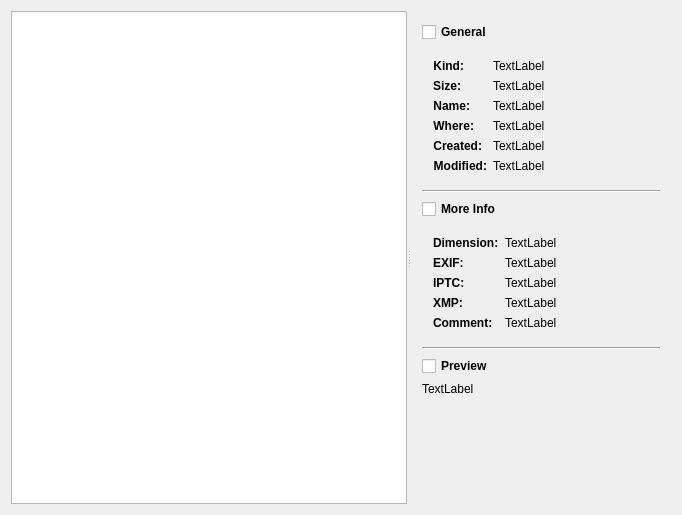
Before: the Qt Designer form examples/FileManager/FileManager.ui in rbbrnc/krbkACD, drawn with Qt 5.
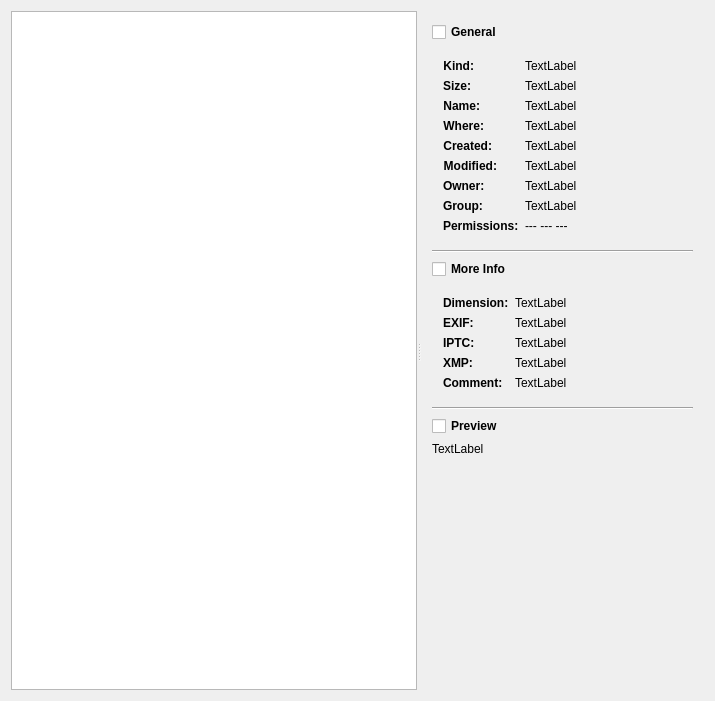
After: the same form once the commit is applied.

Commit message: Experiments on info panel

Patch:
```diff
--- a/examples/FileManager/FileManager.ui
+++ b/examples/FileManager/FileManager.ui
@@ -6,20 +6,17 @@
    <rect>
     <x>0</x>
     <y>0</y>
-    <width>682</width>
-    <height>515</height>
+    <width>715</width>
+    <height>701</height>
    </rect>
   </property>
   <property name="sizePolicy">
-   <sizepolicy hsizetype="Fixed" vsizetype="Preferred">
+   <sizepolicy hsizetype="Preferred" vsizetype="Preferred">
     <horstretch>0</horstretch>
     <verstretch>0</verstretch>
    </sizepolicy>
   </property>
-  <property name="windowTitle">
-   <string>FileManager</string>
-  </property>
-  <layout class="QVBoxLayout" name="verticalLayout_2">
+  <layout class="QHBoxLayout" name="horizontalLayout">
    <item>
     <widget class="QSplitter" name="splitter">
      <property name="orientation">
@@ -243,11 +240,113 @@
             </property>
            </widget>
           </item>
+          <item row="6" column="0">
+           <widget class="QLabel" name="label_6">
+            <property name="sizePolicy">
+             <sizepolicy hsizetype="Fixed" vsizetype="Fixed">
+              <horstretch>0</horstretch>
+              <verstretch>0</verstretch>
+             </sizepolicy>
+            </property>
+            <property name="font">
+             <font>
+              <weight>75</weight>
+              <bold>true</bold>
+             </font>
+            </property>
+            <property name="text">
+             <string>Owner:</string>
+            </property>
+           </widget>
+          </item>
+          <item row="6" column="1">
+           <widget class="QLabel" name="ownerLabel">
+            <property name="sizePolicy">
+             <sizepolicy hsizetype="Preferred" vsizetype="Fixed">
+              <horstretch>0</horstretch>
+              <verstretch>0</verstretch>
+             </sizepolicy>
+            </property>
+            <property name="text">
+             <string>TextLabel</string>
+            </property>
+           </widget>
+          </item>
+          <item row="7" column="0">
+           <widget class="QLabel" name="label_10">
+            <property name="sizePolicy">
+             <sizepolicy hsizetype="Fixed" vsizetype="Fixed">
+              <horstretch>0</horstretch>
+              <verstretch>0</verstretch>
+             </sizepolicy>
+            </property>
+            <property name="font">
+             <font>
+              <weight>75</weight>
+              <bold>true</bold>
+             </font>
+            </property>
+            <property name="text">
+             <string>Group:</string>
+            </property>
+           </widget>
+          </item>
+          <item row="7" column="1">
+           <widget class="QLabel" name="groupLabel">
+            <property name="sizePolicy">
+             <sizepolicy hsizetype="Preferred" vsizetype="Fixed">
+              <horstretch>0</horstretch>
+              <verstretch>0</verstretch>
+             </sizepolicy>
+            </property>
+            <property name="text">
+             <string>TextLabel</string>
+            </property>
+           </widget>
+          </item>
+          <item row="8" column="0">
+           <widget class="QLabel" name="label_12">
+            <property name="sizePolicy">
+             <sizepolicy hsizetype="Fixed" vsizetype="Fixed">
+              <horstretch>0</horstretch>
+              <verstretch>0</verstretch>
+             </sizepolicy>
+            </property>
+            <property name="font">
+             <font>
+              <weight>75</weight>
+              <bold>true</bold>
+             </font>
+            </property>
+            <property name="text">
+             <string>Permissions:</string>
+            </property>
+           </widget>
+          </item>
+          <item row="8" column="1">
+           <widget class="QLabel" name="permissionsLabel">
+            <property name="sizePolicy">
+             <sizepolicy hsizetype="Preferred" vsizetype="Fixed">
+              <horstretch>0</horstretch>
+              <verstretch>0</verstretch>
+             </sizepolicy>
+            </property>
+            <property name="text">
+             <string>--- --- ---</string>
+            </property>
+           </widget>
+          </item>
          </layout>
         </widget>
        </item>
        <item>
         <widget class="Line" name="line">
+         <property name="sizePolicy">
+          <sizepolicy hsizetype="Expanding" vsizetype="Fixed">
+           <horstretch>0</horstretch>
+           <verstretch>0</verstretch>
+          </sizepolicy>
+         </property>
          <property name="orientation">
           <enum>Qt::Horizontal</enum>
          </property>
@@ -289,7 +388,7 @@
            </widget>
           </item>
           <item row="0" column="1">
-           <widget class="QLabel" name="label_6">
+           <widget class="QLabel" name="dimensionLabel">
             <property name="sizePolicy">
              <sizepolicy hsizetype="Preferred" vsizetype="Fixed">
               <horstretch>0</horstretch>
@@ -321,7 +420,7 @@
            </widget>
           </item>
           <item row="1" column="1">
-           <widget class="QLabel" name="label_10">
+           <widget class="QLabel" name="exifLabel">
             <property name="sizePolicy">
              <sizepolicy hsizetype="Preferred" vsizetype="Fixed">
               <horstretch>0</horstretch>
@@ -353,7 +452,7 @@
            </widget>
           </item>
           <item row="2" column="1">
-           <widget class="QLabel" name="label_12">
+           <widget class="QLabel" name="iptcLabel">
             <property name="sizePolicy">
              <sizepolicy hsizetype="Preferred" vsizetype="Fixed">
               <horstretch>0</horstretch>
@@ -434,6 +533,12 @@
        </item>
        <item>
         <widget class="Line" name="line_2">
+         <property name="sizePolicy">
+          <sizepolicy hsizetype="Expanding" vsizetype="Fixed">
+           <horstretch>0</horstretch>
+           <verstretch>0</verstretch>
+          </sizepolicy>
+         </property>
          <property name="orientation">
           <enum>Qt::Horizontal</enum>
          </property>
@@ -454,6 +559,12 @@
        </item>
        <item>
         <widget class="QLabel" name="previewLabel">
+         <property name="maximumSize">
+          <size>
+           <width>256</width>
+           <height>256</height>
+          </size>
+         </property>
          <property name="text">
           <string>TextLabel</string>
          </property>
```
Left out of the diff: 4 changed lines with no effect on the pictures. The commit also changes 4 other files.
